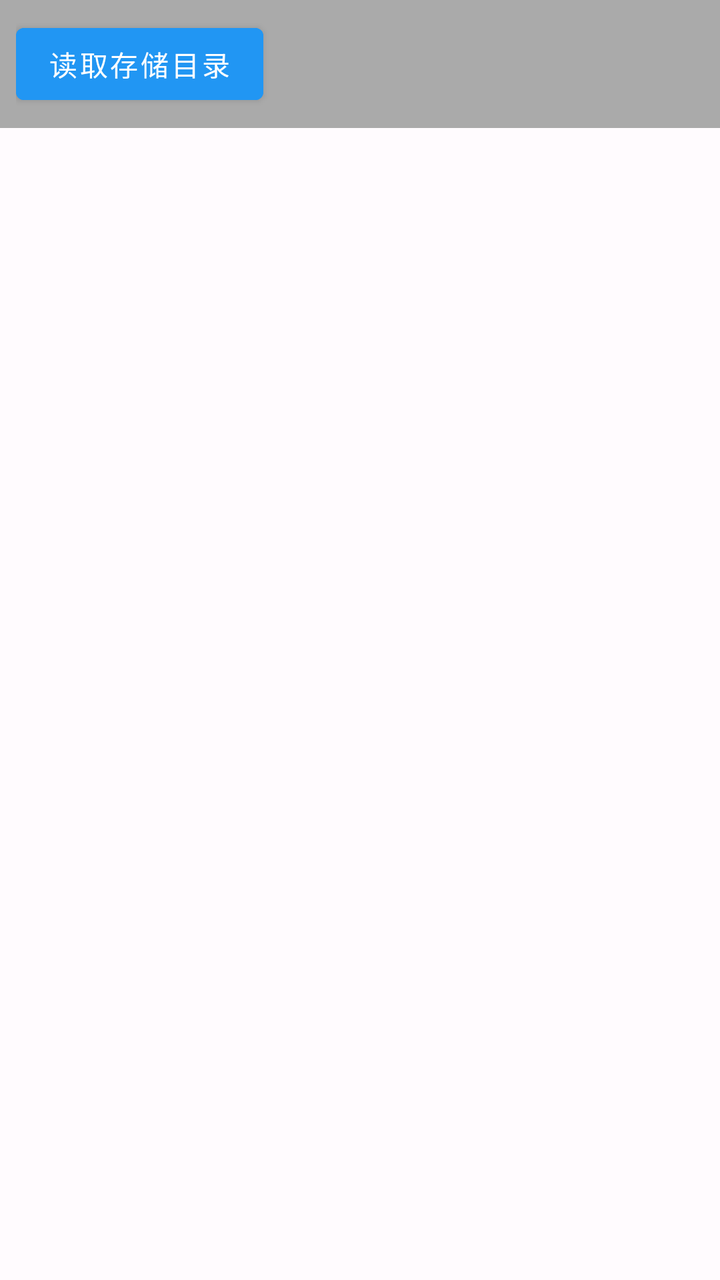
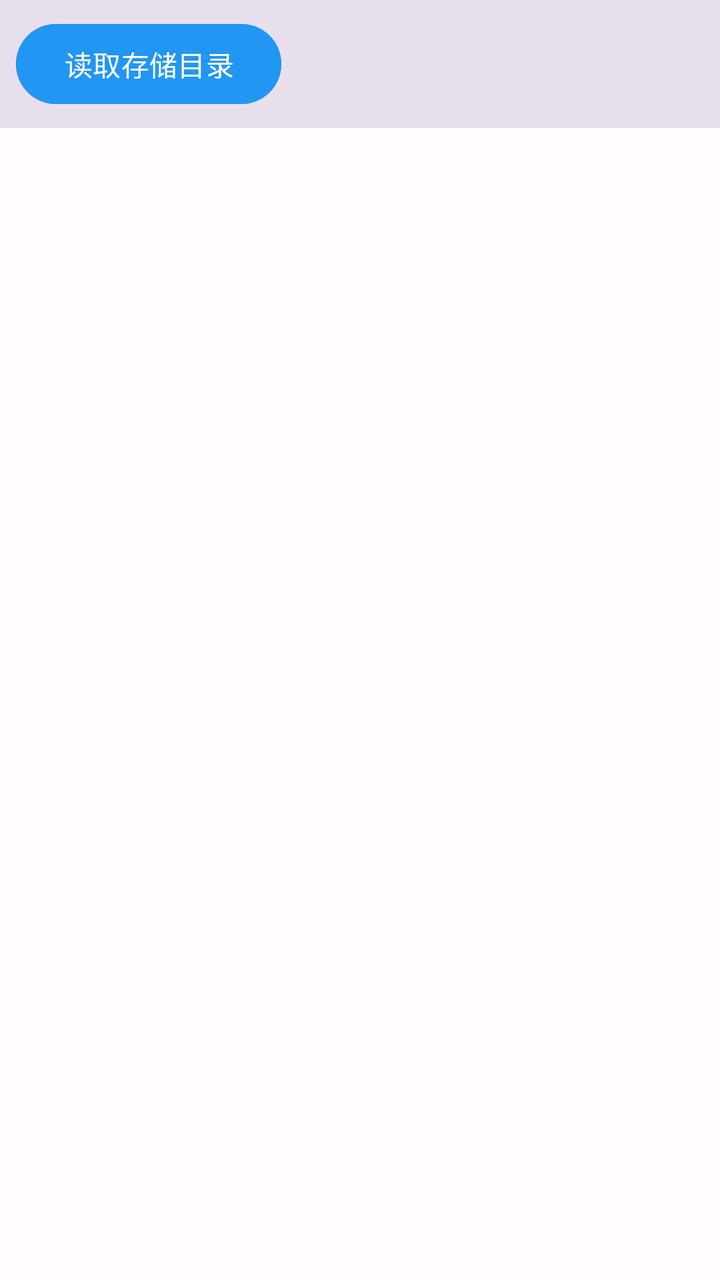

Before-and-after screenshots of an Android layout around one commit, followed by the original layout XML and the change that was made.
<!-- AndroidManifest.xml: application theme Theme.Albatross -->
<!-- res/layout/fragment_app_storage.xml -->
<?xml version="1.0" encoding="utf-8"?>
<LinearLayout
    xmlns:android="http://schemas.android.com/apk/res/android"
    android:layout_width="match_parent"
    android:layout_height="match_parent"
    android:orientation="vertical">

    
    <LinearLayout
        android:layout_width="match_parent"
        android:layout_height="wrap_content"
        android:padding="8dp"
        android:background="@android:color/darker_gray">

        <Button
            android:id="@+id/btn_read_storage"
            android:layout_width="wrap_content"
            android:layout_height="wrap_content"
            android:text="@string/read_storage_directory_title"
            android:backgroundTint="@color/blue"
            android:textColor="@android:color/white" />

        <ProgressBar
            android:id="@+id/progress_bar"
            android:layout_width="wrap_content"
            android:layout_height="wrap_content"
            android:layout_marginStart="16dp"
            android:visibility="gone" />
    </LinearLayout>

    
    <androidx.recyclerview.widget.RecyclerView
        android:id="@+id/recycler_view"
        android:layout_width="match_parent"
        android:layout_height="match_parent" />

</LinearLayout>
<!-- resources referenced by this layout -->
<resources>
  <color name="blue">#2196F3</color>
  <style name="Theme.Albatross" parent="Theme.MaterialComponents.DayNight.NoActionBar">
          
          <item name="colorPrimary">@color/primary</item>
          <item name="colorPrimaryVariant">@color/primary_dark</item>
          <item name="colorOnPrimary">@color/on_primary</item>
          
          
          <item name="colorSecondary">@color/secondary</item>
          <item name="colorSecondaryVariant">@color/secondary</item>
          <item name="colorOnSecondary">@color/on_secondary</item>
          
          
          <item name="colorError">@color/error</item>
          <item name="colorOnError">@color/on_error</item>
          
          
          <item name="android:colorBackground">@color/background</item>
          <item name="colorSurface">@color/surface</item>
          <item name="colorOnSurface">@color/on_surface</item>
          
          
          <item name="android:statusBarColor">@android:color/transparent</item>
          <item name="android:windowLightStatusBar">true</item>
          <item name="android:navigationBarColor">@android:color/transparent</item>
          <item name="android:windowLightNavigationBar">false</item>
          
          
          <item name="windowActionBarOverlay">false</item>
          <item name="android:textAllCaps">false</item>
      </style>
  <color name="primary_dark">#4F378B</color>
  <!-- unchanged entries left out for length: 10 -->
</resources>

<!-- the commit's change to res/layout/fragment_app_storage.xml (unified diff, before → after) -->
@@ -10,15 +10,15 @@
         android:layout_width="match_parent"
         android:layout_height="wrap_content"
         android:padding="8dp"
-        android:background="@android:color/darker_gray">
+        android:background="?attr/colorSurfaceVariant">
 
         <Button
             android:id="@+id/btn_read_storage"
             android:layout_width="wrap_content"
             android:layout_height="wrap_content"
             android:text="@string/read_storage_directory_title"
-            android:backgroundTint="@color/blue"
-            android:textColor="@android:color/white" />
+            android:backgroundTint="?attr/colorInfo"
+            android:textColor="?attr/colorOnPrimary" />
 
         <ProgressBar
             android:id="@+id/progress_bar"
<!-- resource entries referenced after the edit -->
@@ -1,37 +1,108 @@
 <!-- resources referenced by this layout -->
 <resources>
-  <color name="blue">#2196F3</color>
-  <style name="Theme.Albatross" parent="Theme.MaterialComponents.DayNight.NoActionBar">
+  <style name="Theme.Albatross" parent="Base.Theme.Albatross">
+          <item name="android:windowLightStatusBar">true</item>
+          <item name="android:windowLightNavigationBar">true</item>
+      </style>
+  <style name="Base.Theme.Albatross" parent="Theme.Material3.DayNight.NoActionBar">
           
           <item name="colorPrimary">@color/primary</item>
-          <item name="colorPrimaryVariant">@color/primary_dark</item>
           <item name="colorOnPrimary">@color/on_primary</item>
-          
-          
+          <item name="colorPrimaryContainer">@color/primary_container</item>
+          <item name="colorOnPrimaryContainer">@color/on_primary_container</item>
           <item name="colorSecondary">@color/secondary</item>
-          <item name="colorSecondaryVariant">@color/secondary</item>
           <item name="colorOnSecondary">@color/on_secondary</item>
-          
-          
+          <item name="colorSecondaryContainer">@color/secondary_container</item>
+          <item name="colorOnSecondaryContainer">@color/on_secondary_container</item>
+          <item name="colorTertiary">@color/tertiary</item>
+          <item name="colorOnTertiary">@color/on_tertiary</item>
+          <item name="colorTertiaryContainer">@color/tertiary_container</item>
+          <item name="colorOnTertiaryContainer">@color/on_tertiary_container</item>
           <item name="colorError">@color/error</item>
           <item name="colorOnError">@color/on_error</item>
-          
-          
+          <item name="colorErrorContainer">@color/error_container</item>
+          <item name="colorOnErrorContainer">@color/on_error_container</item>
           <item name="android:colorBackground">@color/background</item>
+          <item name="colorOnBackground">@color/on_background</item>
           <item name="colorSurface">@color/surface</item>
           <item name="colorOnSurface">@color/on_surface</item>
+          <item name="colorSurfaceVariant">@color/surface_variant</item>
+          <item name="colorOnSurfaceVariant">@color/on_surface_variant</item>
+          <item name="colorOutline">@color/outline</item>
+          <item name="colorOutlineVariant">@color/outline_variant</item>
+          <item name="colorSurfaceContainerLowest">@color/surface_container_lowest</item>
+          <item name="colorSurfaceContainerLow">@color/surface_container_low</item>
+          <item name="colorSurfaceContainer">@color/surface_container</item>
+          <item name="colorSurfaceContainerHigh">@color/surface_container_high</item>
+          <item name="colorSurfaceContainerHighest">@color/surface_container_highest</item>
           
+          <item name="colorSuccess">@color/success</item>
+          <item name="colorOnSuccess">@color/on_success</item>
+          <item name="colorSuccessContainer">@color/success_container</item>
+          <item name="colorOnSuccessContainer">@color/on_success_container</item>
+          <item name="colorWarning">@color/warning</item>
+          <item name="colorOnWarning">@color/on_warning</item>
+          <item name="colorWarningContainer">@color/warning_container</item>
+          <item name="colorOnWarningContainer">@color/on_warning_container</item>
+          <item name="colorInfo">@color/info</item>
+          <item name="colorOnInfo">@color/on_info</item>
+          <item name="colorInfoContainer">@color/info_container</item>
+          <item name="colorOnInfoContainer">@color/on_info_container</item>
+          
+          <item name="shapeAppearanceSmallComponent">@style/ShapeAppearance.Albatross.Small</item>
+          <item name="shapeAppearanceMediumComponent">@style/ShapeAppearance.Albatross.Medium</item>
+          <item name="shapeAppearanceLargeComponent">@style/ShapeAppearance.Albatross.Large</item>
           
           <item name="android:statusBarColor">@android:color/transparent</item>
-          <item name="android:windowLightStatusBar">true</item>
           <item name="android:navigationBarColor">@android:color/transparent</item>
-          <item name="android:windowLightNavigationBar">false</item>
-          
-          
-          <item name="windowActionBarOverlay">false</item>
-          <item name="android:textAllCaps">false</item>
+          <item name="android:windowBackground">@color/background</item>
+          <item name="android:enforceStatusBarContrast" tools:targetApi="q">false</item>
+          <item name="android:enforceNavigationBarContrast" tools:targetApi="q">false</item>
       </style>
-  <color name="primary_dark">#4F378B</color>
+  <color name="primary_container">#EADDFF</color>
+  <color name="on_primary_container">#21005D</color>
+  <color name="secondary_container">#E8DEF8</color>
+  <color name="on_secondary_container">#1D192B</color>
+  <color name="tertiary">#7D5260</color>
+  <color name="on_tertiary">#FFFFFF</color>
+  <color name="tertiary_container">#FFD8E4</color>
+  <color name="on_tertiary_container">#31111D</color>
+  <color name="error_container">#FFDAD6</color>
+  <color name="on_error_container">#410002</color>
+  <color name="on_background">#1C1B1F</color>
+  <color name="surface_variant">#E7E0EC</color>
+  <color name="on_surface_variant">#49454F</color>
+  <color name="outline">#79747E</color>
+  <color name="outline_variant">#CAC4D0</color>
+  <color name="surface_container_lowest">#FFFFFF</color>
+  <color name="surface_container_low">#F7F2FA</color>
+  <color name="surface_container">#F3EDF7</color>
+  <color name="surface_container_high">#ECE6F0</color>
+  <color name="surface_container_highest">#E6E0E9</color>
+  <color name="success">#4CAF50</color>
+  <color name="on_success">#FFFFFF</color>
+  <color name="success_container">#E8F5E9</color>
+  <color name="on_success_container">#1B5E20</color>
+  <color name="warning">#FF9800</color>
+  <color name="on_warning">#FFFFFF</color>
+  <color name="warning_container">#FFF3E0</color>
+  <color name="on_warning_container">#7A4100</color>
+  <color name="info">#2196F3</color>
+  <color name="on_info">#FFFFFF</color>
+  <color name="info_container">#E3F2FD</color>
+  <color name="on_info_container">#0D47A1</color>
+  <style name="ShapeAppearance.Albatross.Small" parent="">
+          <item name="cornerFamily">rounded</item>
+          <item name="cornerSize">8dp</item>
+      </style>
+  <style name="ShapeAppearance.Albatross.Medium" parent="">
+          <item name="cornerFamily">rounded</item>
+          <item name="cornerSize">12dp</item>
+      </style>
+  <style name="ShapeAppearance.Albatross.Large" parent="">
+          <item name="cornerFamily">rounded</item>
+          <item name="cornerSize">16dp</item>
+      </style>
   <!-- unchanged entries left out for length: 10 -->
 </resources>
 
